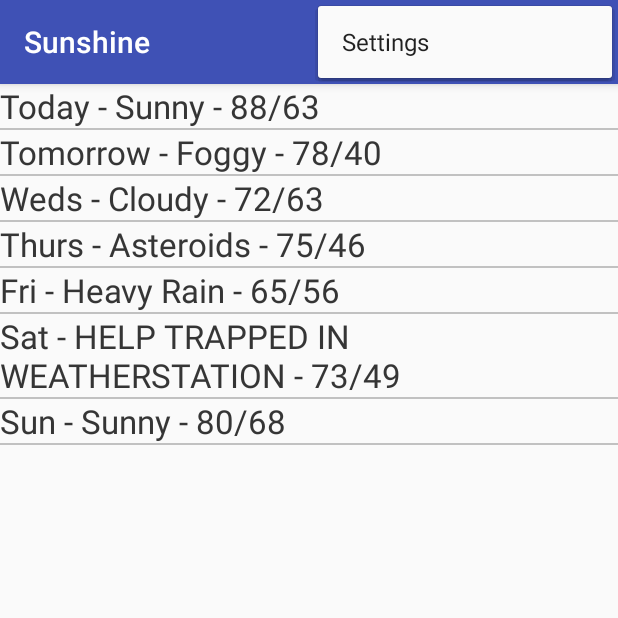
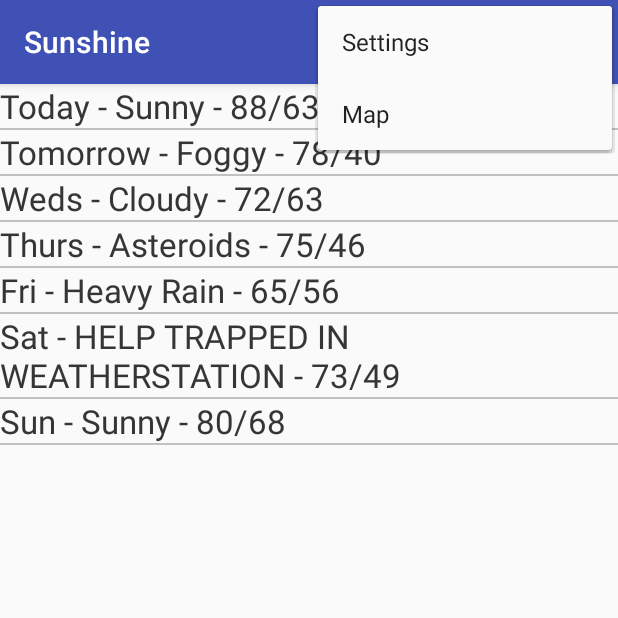
Before and after one commit to snowluliang/Sunshine, an Android app: the screen it shows after launch (MainActivity), with the options menu open, on a phone screen of 412 x 824 dp, the top half of it. Run offline under Robolectric (Android 15) with nearby library versions, the phone set to English and light mode, and no system bars.

Commit message:
add menu

```diff
--- /dev/null
+++ b/app/src/main/res/menu/main.xml
@@ -0,0 +1,16 @@
+<?xml version="1.0" encoding="utf-8"?>
+<menu xmlns:android="http://schemas.android.com/apk/res/android"
+    xmlns:app="http://schemas.android.com/apk/res-auto">
+
+    <item
+        android:id="@+id/action_settings"
+        android:orderInCategory="100"
+        android:title="@string/action_settings"
+        app:showAsAction="never" />
+    <item
+        android:id="@+id/action_map"
+        android:orderInCategory="100"
+        android:title="@string/action_map"
+        app:showAsAction="never" />
+
+</menu>
--- a/app/src/main/res/values/strings.xml
+++ b/app/src/main/res/values/strings.xml
@@ -13,6 +13,7 @@
     <string name="pref_units_key" translatable="false">units</string>
     <string name="pref_units_metric" translatable="false">metric</string>
     <string name="pref_units_imperial" translatable="false">imperial</string>
+    <string name="action_map">Map</string>
 
 
 </resources>
```
Also changed, not shown: app/src/main/java/snow/com/sunshine/MainActivity.java (+35 -4 lines).
